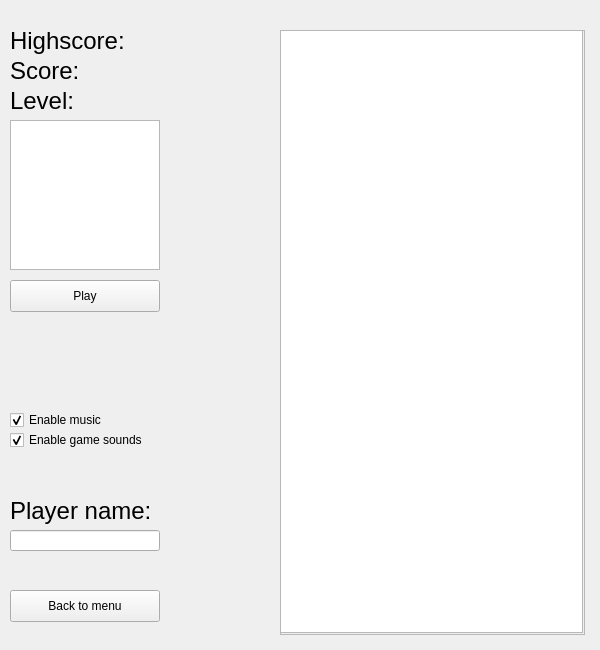
Above: tetris.ui from trygvevang/MiniGames before the change. Below: the same form after it.
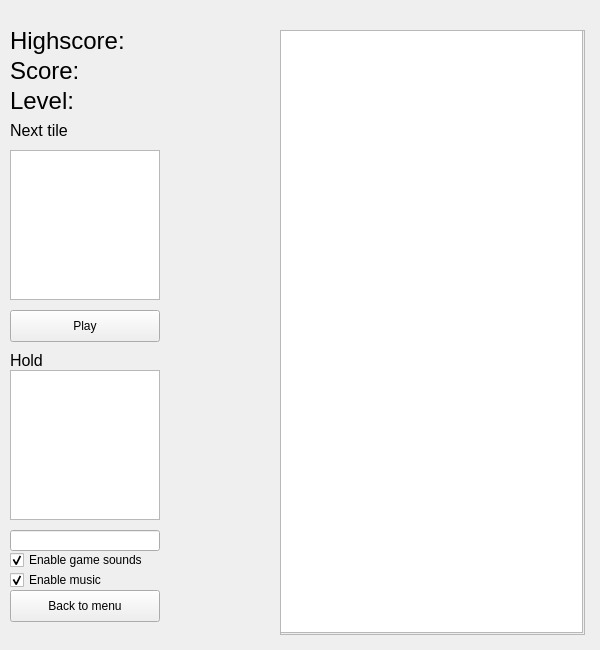
That is the form after the change.

Commit message: Hold tile's first implementation. Works, with no bugs discovered

What changed in the file:
```diff
--- a/tetris.ui
+++ b/tetris.ui
@@ -79,7 +79,7 @@
    <property name="geometry">
     <rect>
      <x>10</x>
-     <y>120</y>
+     <y>150</y>
      <width>150</width>
      <height>150</height>
     </rect>
@@ -90,6 +90,40 @@
    <property name="frameShadow">
     <enum>QFrame::Raised</enum>
    </property>
+   <widget class="QGraphicsView" name="graphicsView_2">
+    <property name="geometry">
+     <rect>
+      <x>0</x>
+      <y>0</y>
+      <width>150</width>
+      <height>150</height>
+     </rect>
+    </property>
+    <property name="sizePolicy">
+     <sizepolicy hsizetype="Fixed" vsizetype="Fixed">
+      <horstretch>0</horstretch>
+      <verstretch>0</verstretch>
+     </sizepolicy>
+    </property>
+    <property name="minimumSize">
+     <size>
+      <width>150</width>
+      <height>150</height>
+     </size>
+    </property>
+    <property name="maximumSize">
+     <size>
+      <width>150</width>
+      <height>150</height>
+     </size>
+    </property>
+    <property name="verticalScrollBarPolicy">
+     <enum>Qt::ScrollBarAlwaysOff</enum>
+    </property>
+    <property name="horizontalScrollBarPolicy">
+     <enum>Qt::ScrollBarAlwaysOff</enum>
+    </property>
+   </widget>
   </widget>
   <widget class="QLabel" name="scoreLabel">
    <property name="geometry">
@@ -131,7 +165,7 @@
    <property name="geometry">
     <rect>
      <x>10</x>
-     <y>280</y>
+     <y>310</y>
      <width>150</width>
      <height>32</height>
     </rect>
@@ -147,7 +181,7 @@
    <property name="geometry">
     <rect>
      <x>10</x>
-     <y>410</y>
+     <y>570</y>
      <width>131</width>
      <height>20</height>
     </rect>
@@ -163,7 +197,7 @@
    <property name="geometry">
     <rect>
      <x>10</x>
-     <y>430</y>
+     <y>550</y>
      <width>151</width>
      <height>20</height>
     </rect>
@@ -188,24 +222,6 @@
     <string/>
    </property>
   </widget>
-  <widget class="QLabel" name="label">
-   <property name="geometry">
-    <rect>
-     <x>10</x>
-     <y>490</y>
-     <width>150</width>
-     <height>41</height>
-    </rect>
-   </property>
-   <property name="font">
-    <font>
-     <pointsize>18</pointsize>
-    </font>
-   </property>
-   <property name="text">
-    <string>Player name:</string>
-   </property>
-  </widget>
   <widget class="QLabel" name="levelLabel">
    <property name="geometry">
     <rect>
@@ -224,40 +240,6 @@
     <string>Level: </string>
    </property>
   </widget>
-  <widget class="QGraphicsView" name="graphicsView_2">
-   <property name="geometry">
-    <rect>
-     <x>10</x>
-     <y>120</y>
-     <width>150</width>
-     <height>150</height>
-    </rect>
-   </property>
-   <property name="sizePolicy">
-    <sizepolicy hsizetype="Fixed" vsizetype="Fixed">
-     <horstretch>0</horstretch>
-     <verstretch>0</verstretch>
-    </sizepolicy>
-   </property>
-   <property name="minimumSize">
-    <size>
-     <width>150</width>
-     <height>150</height>
-    </size>
-   </property>
-   <property name="maximumSize">
-    <size>
-     <width>150</width>
-     <height>150</height>
-    </size>
-   </property>
-   <property name="verticalScrollBarPolicy">
-    <enum>Qt::ScrollBarAlwaysOff</enum>
-   </property>
-   <property name="horizontalScrollBarPolicy">
-    <enum>Qt::ScrollBarAlwaysOff</enum>
-   </property>
-  </widget>
   <widget class="QPushButton" name="menuSettingsButton">
    <property name="geometry">
     <rect>
@@ -271,6 +253,54 @@
     <string>Back to menu</string>
    </property>
   </widget>
+  <widget class="QLabel" name="label_2">
+   <property name="geometry">
+    <rect>
+     <x>10</x>
+     <y>350</y>
+     <width>250</width>
+     <height>20</height>
+    </rect>
+   </property>
+   <property name="font">
+    <font>
+     <pointsize>12</pointsize>
+     <weight>50</weight>
+     <bold>false</bold>
+    </font>
+   </property>
+   <property name="text">
+    <string>Hold</string>
+   </property>
+  </widget>
+  <widget class="QLabel" name="label_3">
+   <property name="geometry">
+    <rect>
+     <x>10</x>
+     <y>120</y>
+     <width>250</width>
+     <height>20</height>
+    </rect>
+   </property>
+   <property name="font">
+    <font>
+     <pointsize>12</pointsize>
+    </font>
+   </property>
+   <property name="text">
+    <string>Next tile</string>
+   </property>
+  </widget>
+  <widget class="QGraphicsView" name="graphicsView_hold">
+   <property name="geometry">
+    <rect>
+     <x>10</x>
+     <y>370</y>
+     <width>150</width>
+     <height>150</height>
+    </rect>
+   </property>
+  </widget>
   <zorder>highscoreLabel</zorder>
   <zorder>playButton</zorder>
   <zorder>nextTileBoard</zorder>
```
Left out of the diff: 5 changed lines with no effect on the pictures. The commit also changes 2 other files.
